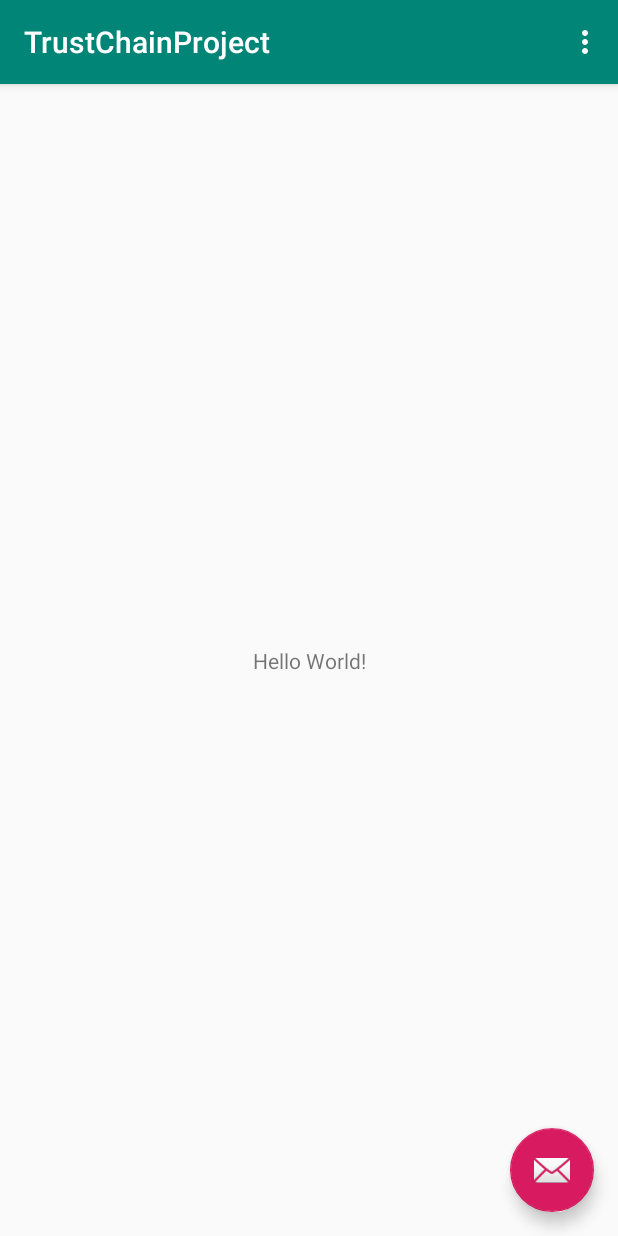
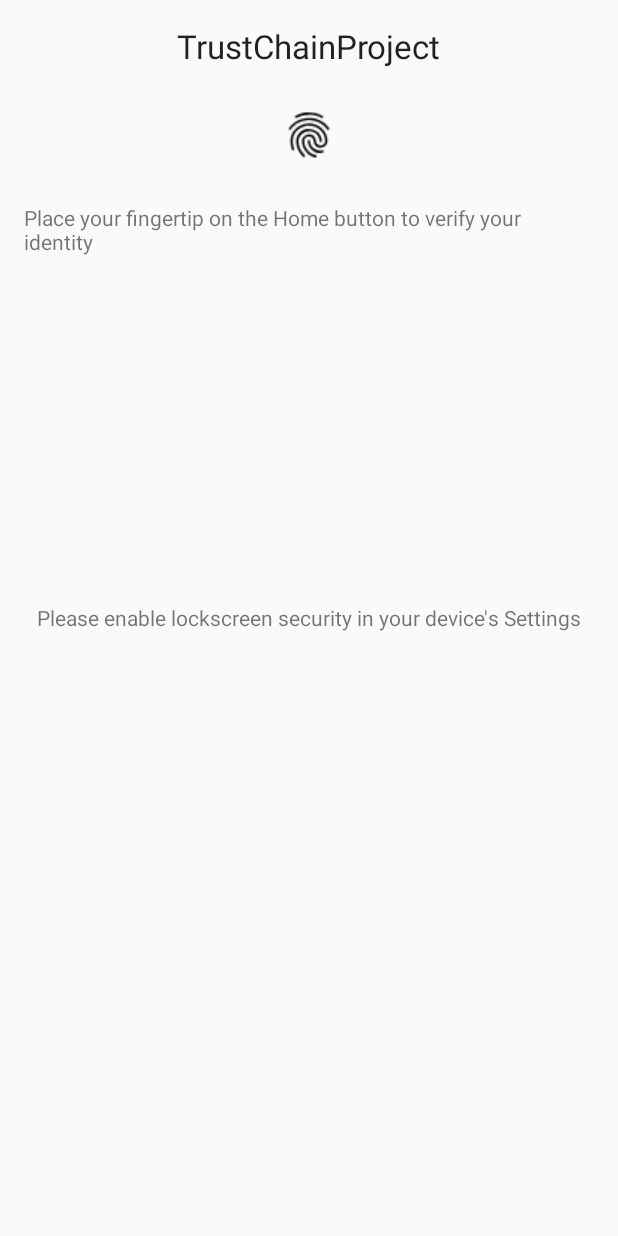
Before and after one commit to bartvs98/StudieLinkProject, an Android app: the screen it shows after launch (MainActivity), on a phone screen of 412 x 824 dp. Run offline under Robolectric (Android 15) with nearby library versions, the phone set to English and light mode, and no system bars.

Commit message:
Added basic fingerprint auth

```diff
--- a/app/src/main/AndroidManifest.xml
+++ b/app/src/main/AndroidManifest.xml
@@ -1,6 +1,9 @@
 <?xml version="1.0" encoding="utf-8"?>
 <manifest xmlns:android="http://schemas.android.com/apk/res/android"
     package="com.example.trustchainproject">
+
+    <uses-feature android:name="android.hardware.fingerprint" android:required="true"/>
+    <uses-permission android:name="android.permission.USE_BIOMETRIC" />
 
     <application
         android:allowBackup="true"
@@ -10,7 +13,7 @@
         android:supportsRtl="true"
         android:theme="@style/AppTheme">
         <activity
-            android:name=".MainActivity"
+            android:name=".Main.MainActivity"
             android:label="@string/app_name"
             android:theme="@style/AppTheme.NoActionBar">
             <intent-filter>
--- /dev/null
+++ b/app/src/main/java/com/example/trustchainproject/Main/MainActivity.java
@@ -0,0 +1,137 @@
+package com.example.trustchainproject.Main;
+
+import android.app.KeyguardManager;
+import android.content.pm.PackageManager;
+import android.hardware.fingerprint.FingerprintManager;
+import android.Manifest;
+import android.os.Build;
+import android.os.Bundle;
+import android.security.keystore.KeyGenParameterSpec;
+import android.security.keystore.KeyPermanentlyInvalidatedException;
+import android.security.keystore.KeyProperties;
+import android.support.v7.app.AppCompatActivity;
+import android.support.v4.app.ActivityCompat;
+import android.widget.TextView;
+
+import com.example.trustchainproject.Handlers.FingerprintHandler;
+import com.example.trustchainproject.R;
+
+import java.io.IOException;
+import java.security.InvalidAlgorithmParameterException;
+import java.security.InvalidKeyException;
+import java.security.KeyStore;
+import java.security.KeyStoreException;
+import java.security.NoSuchAlgorithmException;
+import java.security.NoSuchProviderException;
+import java.security.UnrecoverableKeyException;
+import java.security.cert.CertificateException;
+import javax.crypto.Cipher;
+import javax.crypto.KeyGenerator;
+import javax.crypto.NoSuchPaddingException;
+import javax.crypto.SecretKey;
+public class MainActivity extends AppCompatActivity {
+
+    private static final String KEY_NAME = "yourKey";
+    private Cipher cipher;
+    private KeyStore keyStore;
+    private KeyGenerator keyGenerator;
+    private TextView textView;
+    private FingerprintManager.CryptoObject cryptoObject;
+    private FingerprintManager fingerprintManager;
+    private KeyguardManager keyguardManager;
+
+    @Override
+    protected void onCreate(Bundle savedInstanceState) {
+        super.onCreate(savedInstanceState);
+        setContentView(R.layout.activity_main);
+
+        if (Build.VERSION.SDK_INT >= Build.VERSION_CODES.M) {
+            //Get an instance of KeyguardManager and FingerprintManager//
+            keyguardManager = (KeyguardManager) getSystemService(KEYGUARD_SERVICE);
+            fingerprintManager = (FingerprintManager) getSystemService(FINGERPRINT_SERVICE);
+
+            textView = (TextView) findViewById(R.id.textview);
+
+            if (ActivityCompat.checkSelfPermission(this, Manifest.permission.USE_BIOMETRIC) != PackageManager.PERMISSION_GRANTED) {
+                textView.setText("Please enable the fingerprint permission");
+            }
+
+            if (!keyguardManager.isKeyguardSecure()) {
+                textView.setText("Please enable lockscreen security in your device's Settings");
+            } else {
+                try {
+                    generateKey();
+                } catch (FingerprintException e) {
+                    e.printStackTrace();
+                }
+
+                if (initCipher()) {
+                    cryptoObject = new FingerprintManager.CryptoObject(cipher);
+                    FingerprintHandler helper = new FingerprintHandler(this);
+                    helper.startAuth(fingerprintManager, cryptoObject);
+                }
+            }
+        }
+    }
+
+    public void onSucceed() {
+        setContentView(R.layout.content_main);
+    }
+
+    private void generateKey() throws FingerprintException {
+        try {
+            keyStore = KeyStore.getInstance("AndroidKeyStore");
+            keyGenerator = KeyGenerator.getInstance(KeyProperties.KEY_ALGORITHM_AES, "AndroidKeyStore");
+            keyStore.load(null);
+            keyGenerator.init(
+                    new KeyGenParameterSpec.Builder(
+                            KEY_NAME,KeyProperties.PURPOSE_ENCRYPT | KeyProperties.PURPOSE_DECRYPT
+                    ).setBlockModes(KeyProperties.BLOCK_MODE_CBC)
+                    .setUserAuthenticationRequired(true)
+                    .setEncryptionPaddings(KeyProperties.ENCRYPTION_PADDING_PKCS7)
+                    .build());
+
+            keyGenerator.generateKey();
+
+        } catch (KeyStoreException
+                | NoSuchAlgorithmException
+                | NoSuchProviderException
+                | InvalidAlgorithmParameterException
+                | CertificateException
+                | IOException exc) {
+            exc.printStackTrace();
+            throw new FingerprintException(exc);
+        }
+    }
+
+    public boolean initCipher() {
+        try {
+            cipher = Cipher.getInstance(
+                    KeyProperties.KEY_ALGORITHM_AES + "/"
+                            + KeyProperties.BLOCK_MODE_CBC + "/"
+                            + KeyProperties.ENCRYPTION_PADDING_PKCS7);
+        } catch (NoSuchAlgorithmException |
+                NoSuchPaddingException e) {
+            throw new RuntimeException("Failed to get Cipher", e);
+        }
+
+        try {
+            keyStore.load(null);
+            SecretKey key = (SecretKey) keyStore.getKey(KEY_NAME,null);
+            cipher.init(Cipher.ENCRYPT_MODE, key);
+            return true;
+        } catch (KeyPermanentlyInvalidatedException e) {
+            return false;
+        } catch (KeyStoreException | CertificateException
+                | UnrecoverableKeyException | IOException
+                | NoSuchAlgorithmException | InvalidKeyException e) {
+            throw new RuntimeException("Failed to init Cipher", e);
+        }
+    }
+
+    private class FingerprintException extends Exception {
+        public FingerprintException(Exception e) {
+            super(e);
+        }
+    }
+}
--- a/app/src/main/java/com/example/trustchainproject/MainActivity.java
+++ /dev/null
@@ -1,52 +0,0 @@
-package com.example.trustchainproject;
-
-import android.os.Bundle;
-import android.support.design.widget.FloatingActionButton;
-import android.support.design.widget.Snackbar;
-import android.support.v7.app.AppCompatActivity;
-import android.support.v7.widget.Toolbar;
-import android.view.View;
-import android.view.Menu;
-import android.view.MenuItem;
-
-public class MainActivity extends AppCompatActivity {
-
-    @Override
-    protected void onCreate(Bundle savedInstanceState) {
-        super.onCreate(savedInstanceState);
-        setContentView(R.layout.activity_main);
-        Toolbar toolbar = findViewById(R.id.toolbar);
-        setSupportActionBar(toolbar);
-
-        FloatingActionButton fab = findViewById(R.id.fab);
-        fab.setOnClickListener(new View.OnClickListener() {
-            @Override
-            public void onClick(View view) {
-                Snackbar.make(view, "Replace with your own action", Snackbar.LENGTH_LONG)
-                        .setAction("Action", null).show();
-            }
-        });
-    }
-
-    @Override
-    public boolean onCreateOptionsMenu(Menu menu) {
-        // Inflate the menu; this adds items to the action bar if it is present.
-        getMenuInflater().inflate(R.menu.menu_main, menu);
-        return true;
-    }
-
-    @Override
-    public boolean onOptionsItemSelected(MenuItem item) {
-        // Handle action bar item clicks here. The action bar will
-        // automatically handle clicks on the Home/Up button, so long
-        // as you specify a parent activity in AndroidManifest.xml.
-        int id = item.getItemId();
-
-        //noinspection SimplifiableIfStatement
-        if (id == R.id.action_settings) {
-            return true;
-        }
-
-        return super.onOptionsItemSelected(item);
-    }
-}
--- a/app/src/main/res/layout/activity_main.xml
+++ b/app/src/main/res/layout/activity_main.xml
@@ -1,33 +1,43 @@
 <?xml version="1.0" encoding="utf-8"?>
-<android.support.design.widget.CoordinatorLayout xmlns:android="http://schemas.android.com/apk/res/android"
+<RelativeLayout xmlns:android="http://schemas.android.com/apk/res/android"
     xmlns:app="http://schemas.android.com/apk/res-auto"
     xmlns:tools="http://schemas.android.com/tools"
+    android:id="@+id/activity_main"
     android:layout_width="match_parent"
     android:layout_height="match_parent"
-    tools:context=".MainActivity">
+    android:paddingBottom="@dimen/activity_vertical_margin"
+    android:paddingLeft="@dimen/activity_horizontal_margin"
+    android:paddingRight="@dimen/activity_horizontal_margin"
+    android:paddingTop="@dimen/activity_vertical_margin"
+    tools:context=".Main.MainActivity">
 
-    <android.support.design.widget.AppBarLayout
-        android:layout_width="match_parent"
-        android:layout_height="wrap_content"
-        android:theme="@style/AppTheme.AppBarOverlay">
-
-        <android.support.v7.widget.Toolbar
-            android:id="@+id/toolbar"
-            android:layout_width="match_parent"
-            android:layout_height="?attr/actionBarSize"
-            android:background="?attr/colorPrimary"
-            app:popupTheme="@style/AppTheme.PopupOverlay" />
-
-    </android.support.design.widget.AppBarLayout>
-
-    <include layout="@layout/content_main" />
-
-    <android.support.design.widget.FloatingActionButton
-        android:id="@+id/fab"
+    <TextView
         android:layout_width="wrap_content"
         android:layout_height="wrap_content"
-        android:layout_gravity="bottom|end"
-        android:layout_margin="@dimen/fab_margin"
-        app:srcCompat="@android:drawable/ic_dialog_email" />
+        android:text="@string/app_name"
+        android:textAppearance="@style/TextAppearance.AppCompat.Large"
+        android:layout_centerHorizontal="true"/>
 
-</android.support.design.widget.CoordinatorLayout>
+    <TextView
+        android:layout_width="wrap_content"
+        android:layout_height="wrap_content"
+        android:layout_centerInParent="true"
+        android:id="@+id/textview"/>
+
+    <ImageView
+        android:layout_width="wrap_content"
+        android:layout_height="wrap_content"
+        app:srcCompat="@drawable/fingerprint"
+        android:id="@+id/imageView"
+        android:layout_centerHorizontal="true"
+        android:layout_marginTop="56dp" />
+
+    <TextView
+        android:layout_width="wrap_content"
+        android:layout_height="wrap_content"
+        android:id="@+id/textView2"
+        android:text="@string/auth_instructions"
+        android:layout_below="@+id/imageView"
+        android:layout_alignParentStart="true"
+        android:layout_marginTop="27dp" />
+</RelativeLayout>
--- a/app/src/main/res/layout/content_main.xml
+++ b/app/src/main/res/layout/content_main.xml
@@ -5,7 +5,7 @@
     android:layout_width="match_parent"
     android:layout_height="match_parent"
     app:layout_behavior="@string/appbar_scrolling_view_behavior"
-    tools:context=".MainActivity"
+    tools:context=".Main.MainActivity"
     tools:showIn="@layout/activity_main">
 
     <TextView
--- a/app/src/main/res/menu/menu_main.xml
+++ b/app/src/main/res/menu/menu_main.xml
@@ -1,7 +1,7 @@
 <menu xmlns:android="http://schemas.android.com/apk/res/android"
     xmlns:app="http://schemas.android.com/apk/res-auto"
     xmlns:tools="http://schemas.android.com/tools"
-    tools:context="com.example.trustchainproject.MainActivity">
+    tools:context="com.example.trustchainproject.Main.MainActivity">
     <item
         android:id="@+id/action_settings"
         android:orderInCategory="100"
--- a/app/src/main/res/values/dimens.xml
+++ b/app/src/main/res/values/dimens.xml
@@ -1,3 +1,5 @@
 <resources>
     <dimen name="fab_margin">16dp</dimen>
+    <dimen name="activity_horizontal_margin">16dp</dimen>
+    <dimen name="activity_vertical_margin">16dp</dimen>
 </resources>
--- a/app/src/main/res/values/strings.xml
+++ b/app/src/main/res/values/strings.xml
@@ -1,4 +1,9 @@
 <resources>
     <string name="app_name">TrustChainProject</string>
     <string name="action_settings">Settings</string>
+
+    <!--Fingerprint-->
+    <string name="auth_text">Fingerprint Authentication</string>
+    <string name="auth_instructions">Place your fingertip on the Home button to verify your identity</string>
+    <!--End Fingerprint-->
 </resources>
```
Also changed, not shown: app/src/main/java/com/example/trustchainproject/Handlers/FingerprintHandler.java (added, +54 -0 lines), app/src/main/res/drawable/fingerprint.png (added).
